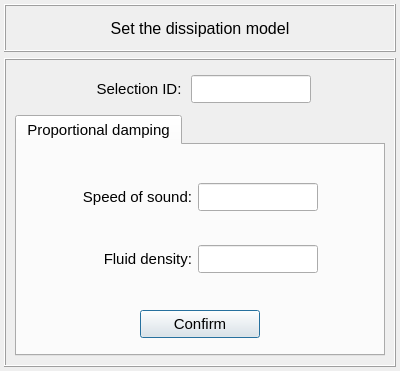
Before: the Qt Designer form data/ui_files/model/acoustic/dissipation_model_inputs.ui in MOPT-UFSC/VIBRA, drawn with Qt 5.
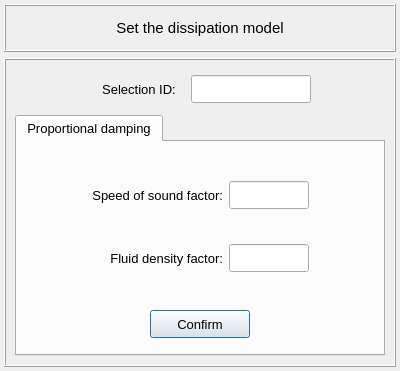
After: the same form once the commit is applied.

Commit message: Fixes a bug in the specific impedance UI

Patch:
```diff
--- a/data/ui_files/model/acoustic/dissipation_model_inputs.ui
+++ b/data/ui_files/model/acoustic/dissipation_model_inputs.ui
@@ -54,7 +54,7 @@
        <widget class="QLabel" name="label">
         <property name="font">
          <font>
-          <pointsize>12</pointsize>
+          <pointsize>11</pointsize>
          </font>
         </property>
         <property name="text">
@@ -189,7 +189,7 @@
            <property name="font">
             <font>
              <family>MS Shell Dlg 2</family>
-             <pointsize>11</pointsize>
+             <pointsize>10</pointsize>
              <weight>50</weight>
              <italic>false</italic>
              <bold>false</bold>
@@ -235,7 +235,7 @@
         </property>
         <property name="font">
          <font>
-          <pointsize>11</pointsize>
+          <pointsize>10</pointsize>
          </font>
         </property>
         <property name="currentIndex">
@@ -301,20 +301,20 @@
               <widget class="QPushButton" name="pushButton_confirm_proportional_damping">
                <property name="minimumSize">
                 <size>
-                 <width>120</width>
+                 <width>100</width>
                  <height>28</height>
                 </size>
                </property>
                <property name="maximumSize">
                 <size>
-                 <width>120</width>
+                 <width>100</width>
                  <height>28</height>
                 </size>
                </property>
                <property name="font">
                 <font>
                  <family>MS Shell Dlg 2</family>
-                 <pointsize>11</pointsize>
+                 <pointsize>10</pointsize>
                  <weight>50</weight>
                  <italic>false</italic>
                  <bold>false</bold>
@@ -392,21 +392,21 @@
                </property>
                <property name="maximumSize">
                 <size>
-                 <width>140</width>
+                 <width>160</width>
                  <height>28</height>
                 </size>
                </property>
                <property name="font">
                 <font>
                  <family>MS Shell Dlg 2</family>
-                 <pointsize>11</pointsize>
+                 <pointsize>10</pointsize>
                  <weight>50</weight>
                  <italic>false</italic>
                  <bold>false</bold>
                 </font>
                </property>
                <property name="text">
-                <string>Fluid density:</string>
+                <string>Fluid density factor:</string>
                </property>
                <property name="alignment">
                 <set>Qt::AlignRight|Qt::AlignTrailing|Qt::AlignVCenter</set>
@@ -423,21 +423,21 @@
                </property>
                <property name="maximumSize">
                 <size>
-                 <width>140</width>
+                 <width>160</width>
                  <height>28</height>
                 </size>
                </property>
                <property name="font">
                 <font>
                  <family>MS Shell Dlg 2</family>
-                 <pointsize>11</pointsize>
+                 <pointsize>10</pointsize>
                  <weight>50</weight>
                  <italic>false</italic>
                  <bold>false</bold>
                 </font>
                </property>
                <property name="text">
-                <string>Speed of sound:</string>
+                <string>Speed of sound factor:</string>
                </property>
                <property name="alignment">
                 <set>Qt::AlignRight|Qt::AlignTrailing|Qt::AlignVCenter</set>
@@ -448,13 +448,13 @@
               <widget class="QLineEdit" name="lineEdit_speed_of_sound_complex_factor">
                <property name="minimumSize">
                 <size>
-                 <width>120</width>
+                 <width>80</width>
                  <height>28</height>
                 </size>
                </property>
                <property name="maximumSize">
                 <size>
-                 <width>120</width>
+                 <width>80</width>
                  <height>28</height>
                 </size>
                </property>
@@ -482,13 +482,13 @@
               <widget class="QLineEdit" name="lineEdit_fluid_density_complex_factor">
                <property name="minimumSize">
                 <size>
-                 <width>120</width>
+                 <width>80</width>
                  <height>28</height>
                 </size>
                </property>
                <property name="maximumSize">
                 <size>
-                 <width>120</width>
+                 <width>80</width>
                  <height>28</height>
                 </size>
                </property>
```
Left out of the diff: 6 changed lines with no effect on the pictures. The commit also changes 4 other files.
